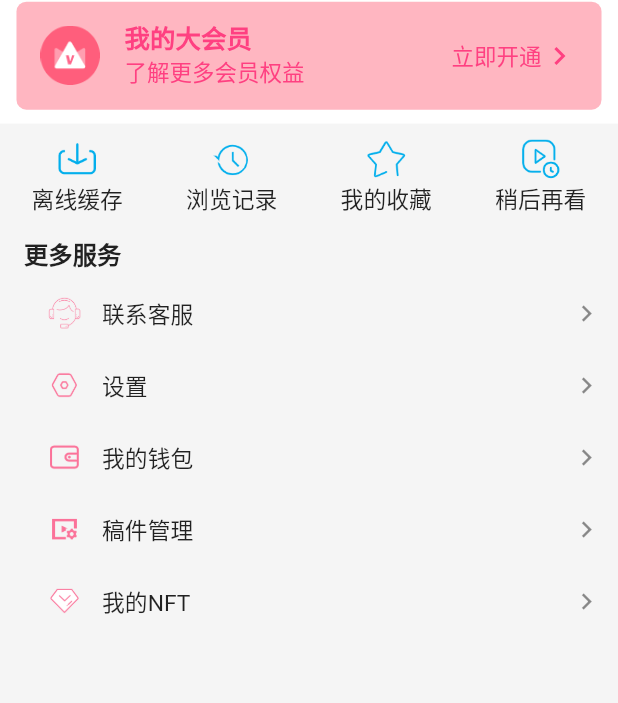
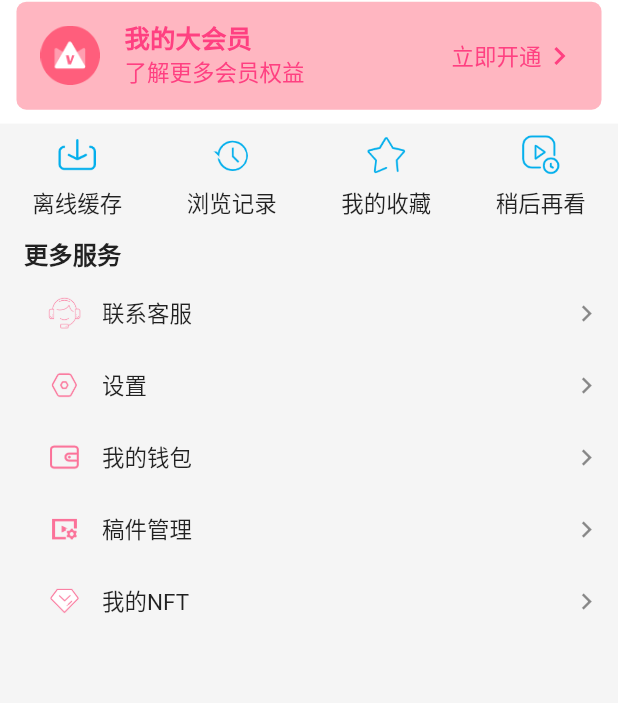
Before and after one commit to iCytus/flutter_bilibili, a Flutter app: the screen it shows after launch, item 3 of the bottom bar chosen, on a phone screen of 412 x 824 dp. Shown: the part 257-960 px from the top of the screen. Run offline on Flutter 3.47's test engine with Material 2 defaults, Android fonts, the phone set to English and light mode, and no system bars; drawn by our look-alikes of easy_refresh, getwidget; our stand-ins replace auto_size_text, bloc, cached_network_image, chewie, equatable, extended_image and 10 more; missing offline and left inert: flutter_barrage, rich_readmore, scan, tabbar_gradient_indicator, wechat_assets_picker; accounts and stored records are empty; generated files the repository leaves out were written again.

Commit message:
修补一些小问题

```diff
--- a/lib/blocs/video_play/video_play_bloc.dart
+++ b/lib/blocs/video_play/video_play_bloc.dart
@@ -246,7 +246,7 @@ class VideoPlayBloc extends Bloc<VideoPlayEvent, VideoPlayState> {
           /* timelineNotifier: timelineNotifier, */
           bullets: bullets,
           child: const SizedBox(),
-        ),
+        )
       );
 
       emit(VideoPlayInitComplete(
--- a/lib/main.dart
+++ b/lib/main.dart
@@ -55,7 +55,6 @@ class MyApp extends StatelessWidget {
 
   @override
   Widget build(BuildContext context) {
-
     return ScreenUtilInit(
         designSize: const Size(375, 812),
         minTextAdapt: true,
@@ -105,7 +104,7 @@ class MyApp extends StatelessWidget {
                       builder: FlutterSmartDialog.init(
                         builder: (context, widget) {
                           return MediaQuery(
-                            ///Setting font does not change with system font size
+                            /// Setting font does not change with system font size
                             data: MediaQuery.of(context).copyWith(textScaleFactor: 1.0), child: widget!,
                           );
                         }
--- a/lib/views/home/live/live_item_view.dart
+++ b/lib/views/home/live/live_item_view.dart
@@ -41,7 +41,7 @@ class LiveItemView extends StatelessWidget {
                           child: Row(
                             children: [
                               Text(model.uname, style: TextStyle(fontSize: 12.sp, overflow: TextOverflow.ellipsis, color: Colors.white)),
-                              const Expanded(child: SizedBox()),
+                              const Spacer(),
                               Padding(
                                 padding: const EdgeInsets.only(right: 3.0),
                                 child: Icon(
@@ -87,7 +87,7 @@ class LiveItemView extends StatelessWidget {
                             children: [
                               Text(model.parentName,
                                   style: TextStyle(fontSize: 12.sp, overflow: TextOverflow.ellipsis, color: Colors.grey)),
-                              const Expanded(child: SizedBox()),
+                              const Spacer(),
                               GestureDetector(
                                   onTap: () {
                                     // showMoreView(context, model.owner.name, "", "");
--- a/lib/views/home/recommend/recommend_item_view.dart
+++ b/lib/views/home/recommend/recommend_item_view.dart
@@ -67,7 +67,7 @@ class RecommendItemView extends StatelessWidget {
                                   viewCount(model.stat.danmaku),
                                   style: TextStyle(fontSize: imageFontSize, color: Colors.white),
                                 ),
-                                const Expanded(child: SizedBox()),
+                                const Spacer(),
                                 Text(
                                   duration2timeStr(model.duration),
                                   style: TextStyle(fontSize: imageFontSize, color: Colors.white),
--- a/lib/views/login/login_input_page.dart
+++ b/lib/views/login/login_input_page.dart
@@ -159,7 +159,7 @@ class _LoginInputPageState extends State<LoginInputPage> {
                     ],
                   ),
                 ),
-                Expanded(child: SizedBox())
+                Spacer()
               ],
             ),
           );
--- a/lib/views/mine/mine_page.dart
+++ b/lib/views/mine/mine_page.dart
@@ -1,6 +1,3 @@
-import 'dart:collection';
-import 'dart:convert';
-
 import 'package:bilibili_bloc/blocs/login/login_bloc.dart';
 import 'package:bilibili_bloc/blocs/theme/custom_theme_cubit.dart';
 import 'package:bilibili_bloc/config/custom_colors.dart';
@@ -70,8 +67,8 @@ class _MinePageState extends State<MinePage> {
                     padding: EdgeInsets.zero,
                     color: Colors.transparent,
                     onPressed: () async {
-                      String? result = await context.pushNamed(RouteName.scanPage);
-                      print("扫码结果: $result");
+                      //String? result = await context.pushNamed(RouteName.scanPage);
+                      //print("扫码结果: $result");
                     },
                     child: Assets.images.mine.qrscan.image(width: 22.w, height: 22.w, color: Theme.of(context).iconTheme.color)),
               ),
@@ -177,13 +174,13 @@ class _MinePageState extends State<MinePage> {
                               Expanded(
                                 child: Column(
                                   children: [
-                                    const Expanded(child: SizedBox()),
-                                    state.user != null || state is LoginComplete ? Text("${state.user!.trendsCount}") : Text("-"),
+                                    const Spacer(),
+                                    state.user != null || state is LoginComplete ? Text("${state.user!.trendsCount}") : const Text("-"),
                                     SizedBox(
                                       height: 3.w,
                                     ),
                                     Text(S.current.Posts),
-                                    const Expanded(child: SizedBox())
+                                    const Spacer()
                                   ],
                                 ),
                               ),
@@ -195,13 +192,13 @@ class _MinePageState extends State<MinePage> {
                               Expanded(
                                 child: Column(
                                   children: [
-                                    const Expanded(child: SizedBox()),
+                                    const Spacer(),
                                     state.user != null || state is LoginComplete ? Text("${state.user!.attentionsCount}") : const Text("-"),
                                     SizedBox(
                                       height: 3.w,
                                     ),
                                     Text(S.current.following),
-                                    const Expanded(child: SizedBox())
+                                    const Spacer()
                                   ],
                                 ),
                               ),
@@ -213,13 +210,13 @@ class _MinePageState extends State<MinePage> {
                               Expanded(
                                 child: Column(
                                   children: [
-                                    const Expanded(child: SizedBox()),
-                                    state.user != null || state is LoginComplete ? Text("${state.user!.fansCount}") : Text("-"),
+                                    const Spacer(),
+                                    state.user != null || state is LoginComplete ? Text("${state.user!.fansCount}") : const Text("-"),
                                     SizedBox(
                                       height: 3.w,
                                     ),
                                     Text(S.current.followers),
-                                    const Expanded(child: SizedBox())
+                                    const Spacer()
                                   ],
                                 ),
                               ),
@@ -245,7 +242,7 @@ class _MinePageState extends State<MinePage> {
                                 width: 80.w,
                                 child: Row(
                                   children: const [
-                                    Expanded(child: SizedBox()),
+                                    Spacer(),
                                     Text("立即开通", style: TextStyle(color: Colors.pinkAccent)),
                                     Icon(
                                       Icons.keyboard_arrow_right,
@@ -267,7 +264,7 @@ class _MinePageState extends State<MinePage> {
                 child: EasyRefresh.builder(
                     controller: _controller,
                     onRefresh: () async {
-                      print("下拉刷新");
+                      //print("下拉刷新");
                       await Future.delayed(const Duration(seconds: 2));
                       _controller.finishRefresh();
                       _controller.resetFooter();
@@ -286,14 +283,13 @@ class _MinePageState extends State<MinePage> {
                                     child: GestureDetector(
                                   onTap: () {},
                                   child: Column(
+                                    mainAxisAlignment: MainAxisAlignment.spaceEvenly,
                                     children: [
-                                      const Expanded(child: SizedBox()),
                                       Assets.images.mine.offlineCache.image(width: 26.w, height: 26.w),
-                                      Text(
+                                      const Text(
                                         "离线缓存",
-                                        style: TextStyle(fontSize: 15.sp),
+                                        style: TextStyle(fontSize: 15),
                                       ),
-                                      const Expanded(child: SizedBox()),
                                     ],
                                   ),
                                 )),
@@ -301,14 +297,13 @@ class _MinePageState extends State<MinePage> {
                                     child: GestureDetector(
                                   onTap: () {},
                                   child: Column(
+                                    mainAxisAlignment: MainAxisAlignment.spaceEvenly,
                                     children: [
-                                      const Expanded(child: SizedBox()),
                                       Assets.images.mine.history.image(width: 26.w, height: 26.w),
-                                      Text(
+                                      const Text(
                                         "浏览记录",
-                                        style: TextStyle(fontSize: 15.sp),
+                                        style: TextStyle(fontSize: 15),
                                       ),
-                                      const Expanded(child: SizedBox()),
                                     ],
                                   ),
                                 )),
@@ -316,14 +311,13 @@ class _MinePageState extends State<MinePage> {
                                     child: GestureDetector(
                                   onTap: () {},
                                   child: Column(
+                                    mainAxisAlignment: MainAxisAlignment.spaceEvenly,
                                     children: [
-                                      const Expanded(child: SizedBox()),
                                       Assets.images.mine.myCollection.image(width: 26.w, height: 26.w),
-                                      Text(
+                                      const Text(
                                         "我的收藏",
-                                        style: TextStyle(fontSize: 15.sp),
+                                        style: TextStyle(fontSize: 15),
                                       ),
-                                      const Expanded(child: SizedBox()),
                                     ],
                                   ),
                                 )),
@@ -331,14 +325,13 @@ class _MinePageState extends State<MinePage> {
                                     child: GestureDetector(
                                   onTap: () {},
                                   child: Column(
+                                    mainAxisAlignment: MainAxisAlignment.spaceEvenly,
                                     children: [
-                                      const Expanded(child: SizedBox()),
                                       Assets.images.mine.laterView.image(width: 26.w, height: 26.w),
-                                      Text(
+                                      const Text(
                                         "稍后再看",
-                                        style: TextStyle(fontSize: 15.sp),
-                                      ),
-                                      const Expanded(child: SizedBox()),
+                                        style: TextStyle(fontSize: 15),
+                                      )
                                     ],
                                   ),
                                 )),
@@ -365,7 +358,7 @@ class _MinePageState extends State<MinePage> {
                                       transform: Matrix4.translationValues(-20, 0.0, 0.0),
                                       child: Text(
                                         data.keys.first,
-                                        style: TextStyle(fontSize: 15.sp),
+                                        style: const TextStyle(fontSize: 15),
                                       ),
                                     ),
                                     leading: data.values.first,
--- a/lib/views/mine/setup_page.dart
+++ b/lib/views/mine/setup_page.dart
@@ -58,7 +58,7 @@ class SetUpPage extends StatelessWidget {
                     child: Row(
                       children: [
                         Text(m.keys.first),
-                        const Expanded(child: SizedBox()),
+                        const Spacer(),
                         Icon(
                           Icons.keyboard_arrow_right,
                           size: 20.w,
--- a/lib/views/plays/similar_item_view.dart
+++ b/lib/views/plays/similar_item_view.dart
@@ -61,7 +61,7 @@ class SimilarItemView extends StatelessWidget {
                       overflow: TextOverflow.ellipsis,
                       style: TextStyle(fontSize: 16)
                   ),
-                  const Expanded(child: SizedBox()),
+                  const Spacer(),
                   Row(
                     children: [
                       Center(
@@ -86,7 +86,7 @@ class SimilarItemView extends StatelessWidget {
                         "${viewCount(model.arc.stat.view)}观看・${timeAgo2Str(model.arc.pubdate)}",
                         style: TextStyle(fontSize: 12.sp, color: Colors.grey),
                       ),
-                      const Expanded(child: SizedBox()),
+                      const Spacer(),
                       GestureDetector(
                           onTap: () {
                             showMaterialModalBottomSheet(
--- a/lib/views/plays/video_play_page.dart
+++ b/lib/views/plays/video_play_page.dart
@@ -214,7 +214,7 @@ class _VideoPlayPageState extends State<VideoPlayPage> with SingleTickerProvider
                           height: kToolbarHeight,
                           child: Row(children: [
                             IconButton(onPressed: () {}, icon: const Icon(Icons.arrow_back_ios_new_outlined, color: Colors.orange,)),
-                            Expanded(child: SizedBox()),
+                            Spacer(),
                             IconButton(onPressed: () {}, icon: Icon(Icons.more_vert_sharp, color: Colors.red,))
                           ],),
                         )
@@ -267,7 +267,7 @@ class _VideoPlayPageState extends State<VideoPlayPage> with SingleTickerProvider
             child: Row(
               children: [
                 _buildTabBarView(),
-                const Expanded(child: SizedBox()),
+                const Spacer(),
                 _buildDanmukaBtnView(state),
               ],
             ),
--- a/lib/widgets/simple_widget.dart
+++ b/lib/widgets/simple_widget.dart
@@ -245,7 +245,7 @@ void showMoreView(BuildContext context, String ownerName, String area, String ch
                       }).toList(),
                     ),
                   )),
-              const Expanded(child: SizedBox()),
+              const Spacer(),
 
               GFButton(
                 onPressed: () {
```
Also changed, not shown: lib/views/home/hot/hot_item_view.dart (+4 -4 lines), lib/views/mine/set_theme_page.dart (+6 -6 lines), lib/views/plays/video_shimmer_page.dart (+4 -4 lines), lib/widgets/custom_photo_widget.dart (deleted, +0 -19 lines), 1 other file.
